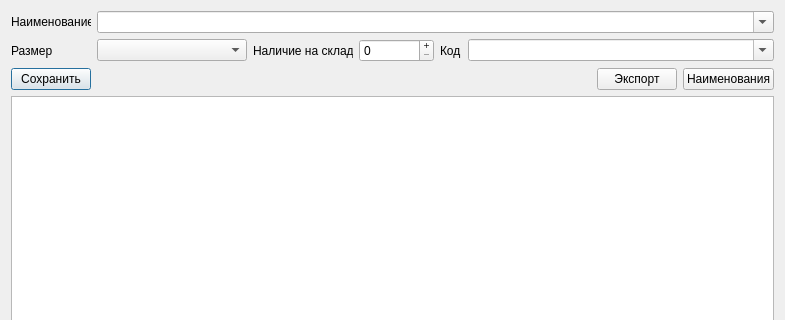
First picture: the form in SIZ/winstock.ui, repository Pichas/SIZ, before the edit; both pictures show x 0 to 785 and y 0 to 320 of the 785 by 527 pixel window.
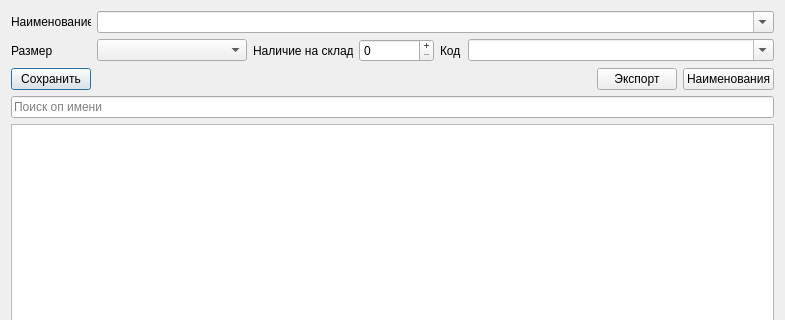
Second picture: the form after the edit.

Patch:
```diff
--- a/SIZ/winstock.ui
+++ b/SIZ/winstock.ui
@@ -161,6 +161,16 @@
      </item>
     </layout>
    </item>
+   <item>
+    <widget class="QLineEdit" name="leFilterName">
+     <property name="placeholderText">
+      <string>Поиск оп имени</string>
+     </property>
+     <property name="clearButtonEnabled">
+      <bool>true</bool>
+     </property>
+    </widget>
+   </item>
    <item>
     <widget class="QTableView" name="tvTable">
      <property name="contextMenuPolicy">
```
